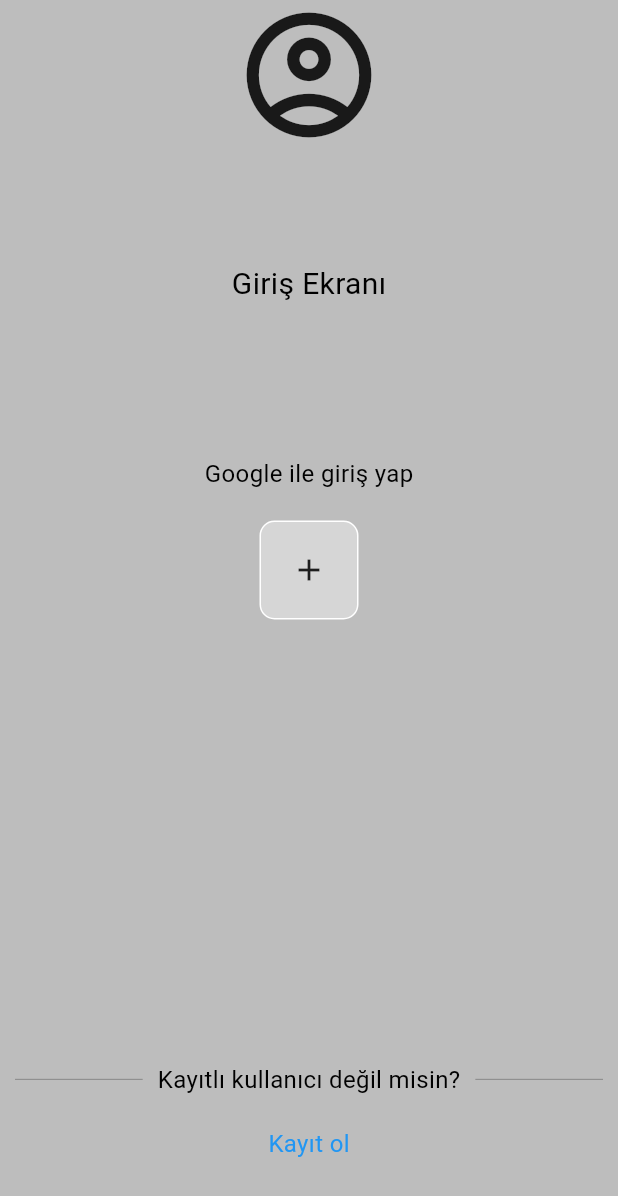
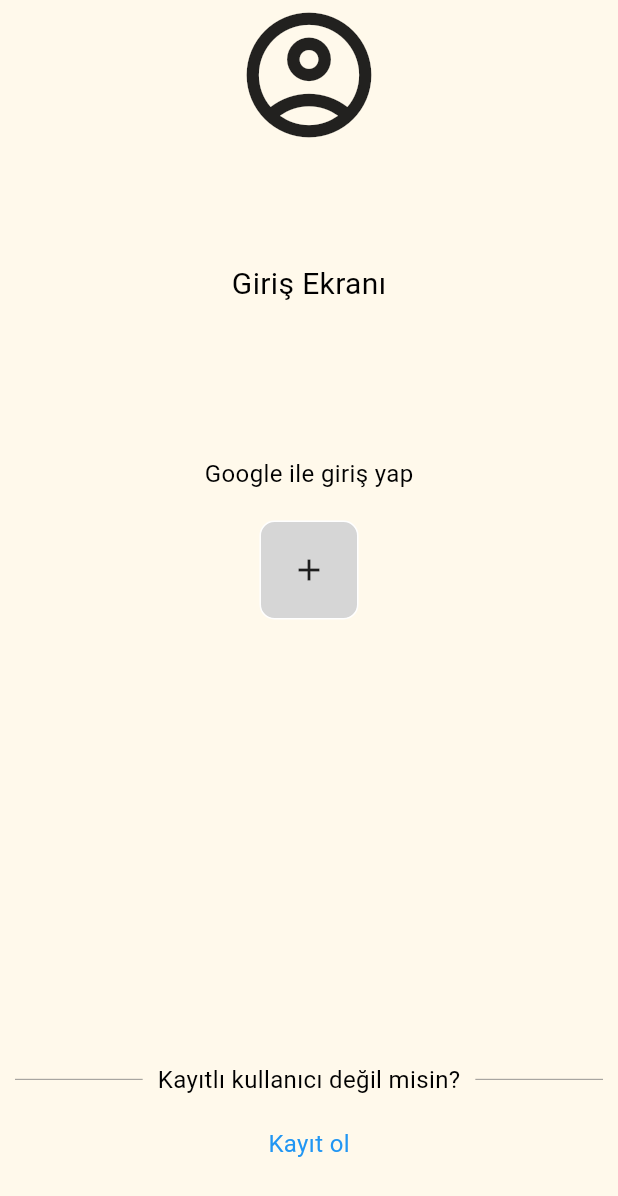
Before and after one commit to LingoCore/LingoCore, a Flutter app: the LoginPage screen opened directly, on a phone screen of 412 x 824 dp. Shown: the top 1196 px of the screen. Run offline on Flutter 3.47's test engine with Material 3 defaults, Android fonts, the phone set to English and light mode, and no system bars.

Commit message:
giriş ekranı tasarımı

```diff
--- a/lingocore/lib/login_page.dart
+++ b/lingocore/lib/login_page.dart
@@ -6,7 +6,7 @@ class LoginPage extends StatelessWidget{
   @override
   Widget build(BuildContext context) {
     return Scaffold(
-      backgroundColor: Colors.grey[400],
+
       body: Center(
         child: Column(
           children: [
```
